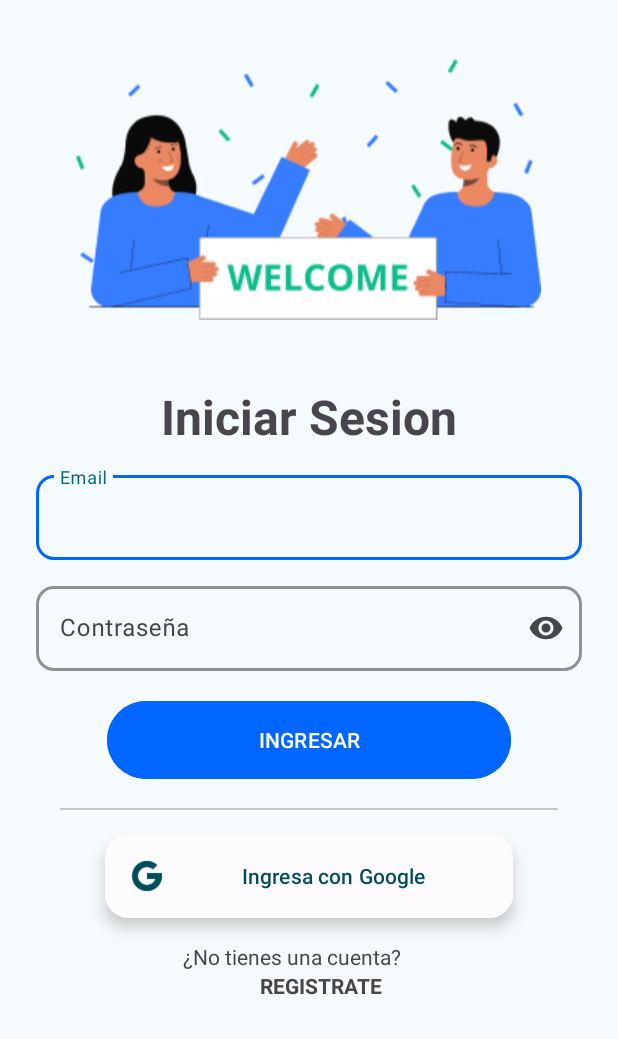
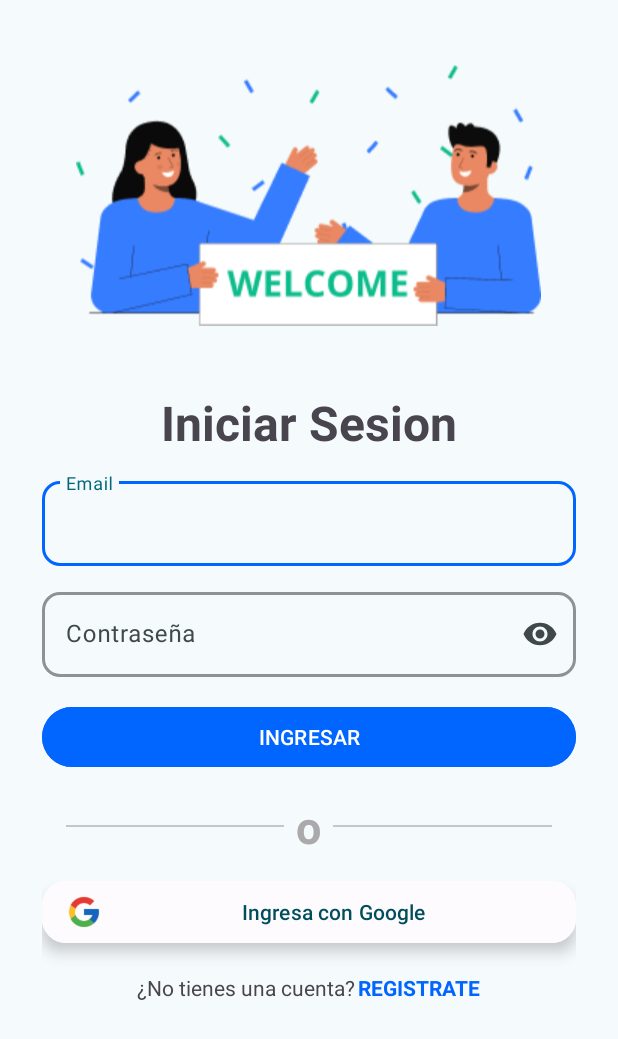
Before and after one commit to XaviVal0/MediLink_App, an Android app: the screen it shows after launch (correologin), on a phone screen of 412 x 824 dp. Shown: the top 1039 px of the screen. Run offline under Robolectric (Android 15) with nearby library versions, the phone set to English and light mode, and no system bars; our stand-ins replace Firebase (no records; nobody signed in at launch, a user with empty details on screens opened directly).

Commit message:
03/03/2025

```diff
--- a/app/src/main/java/com/example/medilink/Login/correologin.kt
+++ b/app/src/main/java/com/example/medilink/Login/correologin.kt
@@ -42,6 +42,8 @@ class correologin : AppCompatActivity() {
             insets
         }
 
+
+
         firebaseAuth = FirebaseAuth.getInstance()
         comprobarSesion()
 
@@ -67,6 +69,8 @@ class correologin : AppCompatActivity() {
         binding.TxtRegistrarme.setOnClickListener {
             startActivity(Intent(this@correologin, registrocorreo::class.java))
         }
+
+
     }
 
     private fun googlelogin() {
@@ -199,4 +203,6 @@ class correologin : AppCompatActivity() {
             finishAffinity()
         }
     }
+
+
 }
--- a/app/src/main/res/layout/activity_correologin.xml
+++ b/app/src/main/res/layout/activity_correologin.xml
@@ -11,10 +11,11 @@
 
     <LinearLayout
         android:layout_width="match_parent"
-        android:layout_height="match_parent"
+        android:layout_height="wrap_content"
         android:gravity="center"
         android:orientation="vertical"
-        android:padding="24dp">
+        android:padding="28dp">
+
 
         <ImageView
             android:layout_width="wrap_content"
@@ -22,7 +23,6 @@
             android:layout_marginBottom="20dp"
             android:src="@drawable/loginlogo" />
 
-        <!-- Email -->
         <TextView
             android:layout_width="wrap_content"
             android:layout_height="wrap_content"
@@ -31,20 +31,19 @@
             android:textSize="32sp"
             android:textStyle="bold" />
 
-        <!-- Text Input Layout para Email -->
         <com.google.android.material.textfield.TextInputLayout
+            style="@style/Widget.Material3.TextInputLayout.OutlinedBox"
             android:layout_width="match_parent"
             android:layout_height="wrap_content"
             android:layout_marginTop="12dp"
             app:boxBackgroundMode="outline"
+            app:boxCornerRadiusBottomEnd="12dp"
+            app:boxCornerRadiusBottomStart="12dp"
+            app:boxCornerRadiusTopEnd="12dp"
             app:boxCornerRadiusTopStart="12dp"
-        app:boxCornerRadiusTopEnd="12dp"
-        app:boxCornerRadiusBottomStart="12dp"
-        app:boxCornerRadiusBottomEnd="12dp"
             app:boxStrokeColor="@color/Blue_principal"
             app:boxStrokeWidth="2dp"
-        app:endIconMode="clear_text"
-        style="@style/Widget.Material3.TextInputLayout.OutlinedBox">
+            app:endIconMode="clear_text">
 
             <com.google.android.material.textfield.TextInputEditText
                 android:id="@+id/Et_Email"
@@ -53,23 +52,23 @@
                 android:hint="@string/Et_email"
                 android:inputType="textEmailAddress"
                 android:textColor="@color/black"
-            android:textSize="16sp"/>
+                android:textSize="16sp" />
         </com.google.android.material.textfield.TextInputLayout>
 
         <!-- Password -->
         <com.google.android.material.textfield.TextInputLayout
+            style="@style/Widget.Material3.TextInputLayout.OutlinedBox"
             android:layout_width="match_parent"
             android:layout_height="wrap_content"
             android:layout_marginTop="12dp"
             app:boxBackgroundMode="outline"
+            app:boxCornerRadiusBottomEnd="12dp"
+            app:boxCornerRadiusBottomStart="12dp"
+            app:boxCornerRadiusTopEnd="12dp"
             app:boxCornerRadiusTopStart="12dp"
-    app:boxCornerRadiusTopEnd="12dp"
-    app:boxCornerRadiusBottomStart="12dp"
-    app:boxCornerRadiusBottomEnd="12dp"
             app:boxStrokeColor="@color/Blue_principal"
             app:boxStrokeWidth="2dp"
-    app:endIconMode="password_toggle"
-    style="@style/Widget.Material3.TextInputLayout.OutlinedBox">
+            app:endIconMode="password_toggle">
 
             <com.google.android.material.textfield.TextInputEditText
                 android:id="@+id/Et_password"
@@ -78,41 +77,76 @@
                 android:hint="@string/Et_password"
                 android:inputType="textPassword"
                 android:textColor="@color/black"
-        android:textSize="16sp"/>
+                android:textSize="16sp" />
         </com.google.android.material.textfield.TextInputLayout>
 
         <!-- Botón Ingresar -->
         <com.google.android.material.button.MaterialButton
             android:id="@+id/Btn_ingresar"
-android:layout_width="269dp"
-android:layout_height="@dimen/m_button_height"
+            android:layout_width="match_parent"
+            android:layout_height="wrap_content"
             android:layout_gravity="center_horizontal"
             android:layout_marginTop="16dp"
+            android:backgroundTint="@color/Blue_principal"
             android:text="@string/Btn_ingresar"
-android:textAllCaps="true"
-android:backgroundTint="@color/Blue_principal"/>
+            android:textAllCaps="true" />
+
+
+        <LinearLayout
+            android:layout_width="match_parent"
+            android:layout_height="wrap_content"
+            android:orientation="horizontal"
+            android:gravity="center"
+            android:layout_marginTop="15dp">
 
             <com.google.android.material.divider.MaterialDivider
-android:layout_width="match_parent"
+                android:layout_width="0dp"
+                android:layout_height="1dp"
+                android:layout_weight="1"
+                app:dividerInsetStart="16dp"
+                app:dividerInsetEnd="8dp" />
+
+            <TextView
+                android:layout_width="wrap_content"
                 android:layout_height="wrap_content"
-android:layout_marginTop="15dp"
-app:dividerInsetStart="16dp"
-app:dividerInsetEnd="16dp"/>
+                android:text="o"
+                android:textStyle="bold"
+                android:textSize="30sp"
+                android:textColor="@android:color/darker_gray"/>
+
+            <com.google.android.material.divider.MaterialDivider
+                android:layout_width="0dp"
+                android:layout_height="1dp"
+                android:layout_weight="1"
+                app:dividerInsetStart="8dp"
+                app:dividerInsetEnd="16dp" />
+
+        </LinearLayout>
+
 
         <!-- Botón Ingresar con Google -->
+
+
         <com.google.android.material.floatingactionbutton.ExtendedFloatingActionButton
             android:id="@+id/Btn_ingresar_google"
-android:layout_width="272dp"
-android:layout_height="wrap_content"
+            android:layout_width="match_parent"
+            android:layout_height="41dp"
             android:layout_gravity="center_horizontal"
-android:layout_margin="16dp"
+            android:layout_marginTop="16dp"
+            android:backgroundTint="@color/material_dynamic_neutral_variant99"
             android:text="@string/Btn_ingresar_google"
             app:icon="@drawable/ic_logologingoogle"
-android:backgroundTint="@color/material_dynamic_neutral_variant99"/>
+            app:iconTint="@null" />
 
-    <!-- Espaciador para otros elementos -->
+        <LinearLayout
+            android:layout_marginTop="20dp"
+            android:layout_width="wrap_content"
+            android:layout_height="wrap_content"
+            android:orientation="horizontal"
+            android:gravity="center_vertical">
+
             <TextView
-android:layout_width="168dp"
+                android:layout_width="wrap_content"
                 android:layout_height="wrap_content"
                 android:text="@string/Txt_no_cuenta" />
 
@@ -120,9 +154,11 @@ android:text="@string/Txt_no_cuenta" />
                 android:id="@+id/Txt_registrarme"
                 android:layout_width="wrap_content"
                 android:layout_height="wrap_content"
-android:layout_marginStart="8dp"
+                android:layout_marginStart="2dp"
+                android:textColor="@color/Blue_principal"
                 android:text="@string/Txt_registrarme"
                 android:textStyle="bold" />
+        </LinearLayout>
 
     </LinearLayout>
 
--- a/app/src/main/res/values/colors.xml
+++ b/app/src/main/res/values/colors.xml
@@ -1,6 +1,10 @@
 <?xml version="1.0" encoding="utf-8"?>
 <resources>
 
+    <color name="Gray">#B0BEC5</color>
+    <color name="Black">#000000</color>
+    <color name="White">#FFFFFF</color>
+    <color name="LightGray">#F5F5F5</color>
     <color name="Blue_principal">#0165FF</color>
     <color name="blue_500">#2196F3</color>
     <color name="black">#FF000000</color>
--- a/app/src/main/res/values/strings.xml
+++ b/app/src/main/res/values/strings.xml
@@ -26,7 +26,8 @@
     <string name="Et_segundoapellido">Segundo apellido</string>
     <string name="Et_nombre">Nombre completo</string>
     <string name="Et_cp">Codigo postal</string>
-    <string name="Txt_terminos">Al registrarte,aceptas nuestros Terminos y condiciones y Politicas de privacidad</string>
+    <string name="Txt_terminos">Al registrarte,aceptas nuestros</string>
+    <string name="Txt_terminos2">terminos y condiciones</string>
     <string name="Btn_registrar">Registrar</string>
 
     <string name="Btn_cerrar_Sesion">Cerrar sesion</string>
```
Also changed, not shown: app/src/main/java/com/example/medilink/Login/registrocorreo.kt (+42 -0 lines), app/src/main/res/layout/activity_registrocorreo.xml (+58 -0 lines). Lines whose indentation alone changed are shown as unchanged.
